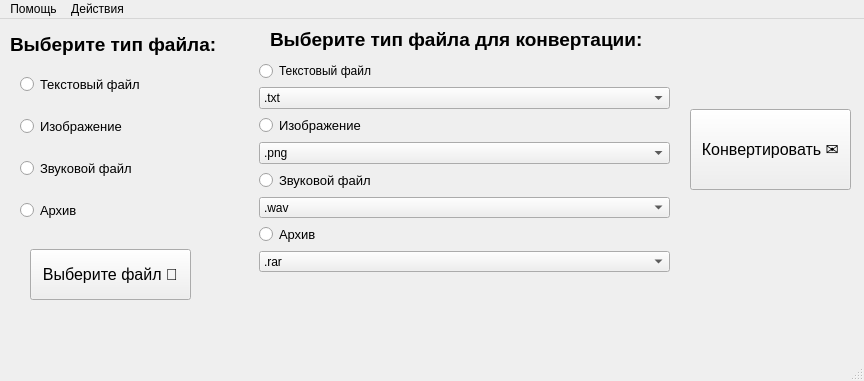
Qt form Конвертор.ui (AWayne1/Converter) before a commit.
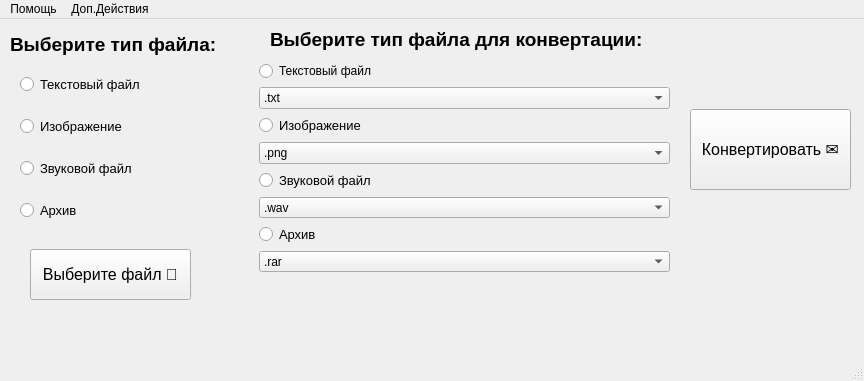
The same form after that commit. Icons and pictures are not drawn.

```diff
--- a/Конвертор.ui
+++ b/Конвертор.ui
@@ -379,7 +379,7 @@
    </widget>
    <widget class="QMenu" name="menu_2">
     <property name="title">
-     <string>Действия</string>
+     <string>Доп.Действия</string>
     </property>
     <addaction name="vzvuk"/>
     <addaction name="izvuk"/>
```
Left out of the diff: 7 changed lines with no effect on the pictures.
